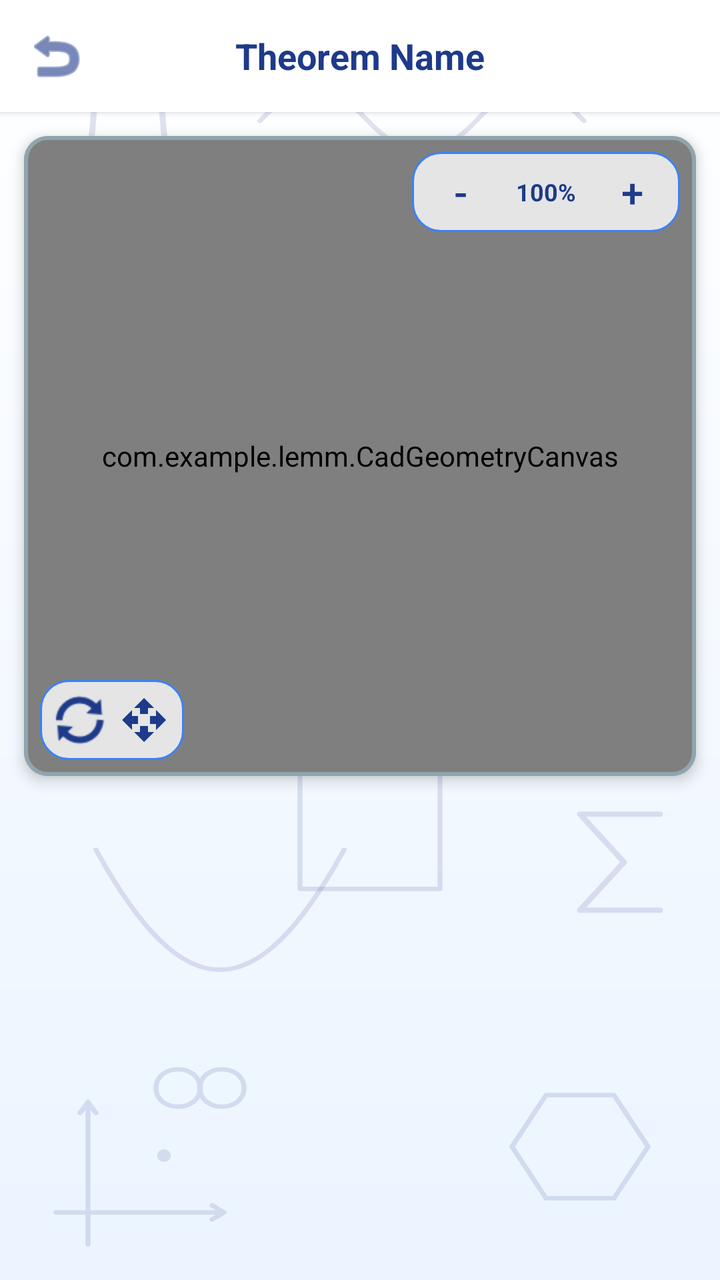
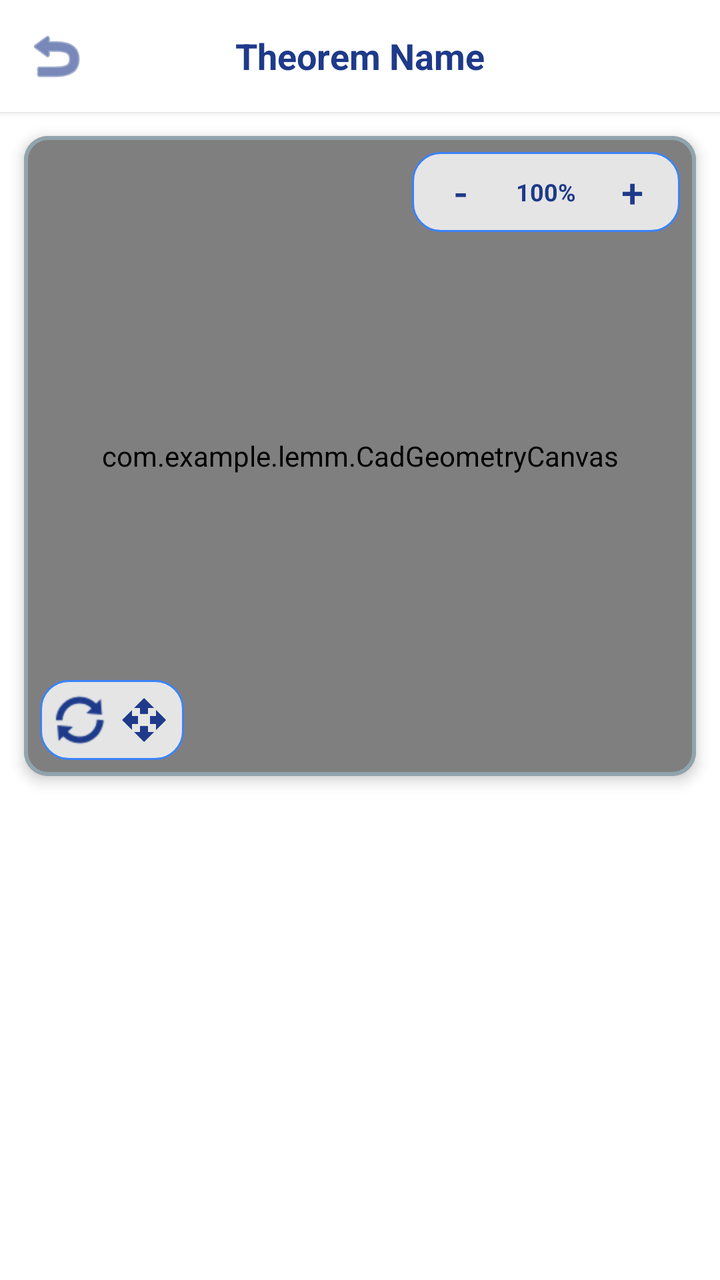

The first picture is an Android layout as it rendered before a commit; the second is the same layout after the commit. The layout source and the unified diff follow.
<!-- AndroidManifest.xml: application theme Theme.MaterialComponents.DayNight.NoActionBar -->
<!-- res/layout/activity_grade_curriculum.xml -->
<?xml version="1.0" encoding="utf-8"?>
<LinearLayout xmlns:android="http://schemas.android.com/apk/res/android"
    xmlns:app="http://schemas.android.com/apk/res-auto"
    android:layout_width="match_parent"
    android:layout_height="match_parent"
    android:orientation="vertical"
    android:background="@drawable/bg_gradient_light">

    
    <RelativeLayout
        android:layout_width="match_parent"
        android:layout_height="wrap_content"
        android:background="@color/surface_white"
        android:elevation="2dp"
        android:padding="12dp">
        <ImageButton
            android:id="@+id/btnBack"
            android:layout_width="32dp"
            android:layout_height="32dp"
            android:background="?attr/selectableItemBackgroundBorderless"
            android:src="@android:drawable/ic_menu_revert"
            app:tint="@color/main_blue" />
        <TextView
            android:id="@+id/tvGradeTitle"
            android:layout_width="wrap_content"
            android:layout_height="wrap_content"
            android:layout_centerInParent="true"
            android:text="Theorem Name"
            android:textColor="@color/main_blue"
            android:textSize="18sp"
            android:textStyle="bold" />
    </RelativeLayout>

    
    <com.google.android.material.card.MaterialCardView
        android:layout_width="match_parent"
        android:layout_height="320dp"
        android:layout_margin="12dp"
        app:cardCornerRadius="12dp"
        app:cardElevation="4dp"
        app:strokeColor="#90A4AE"
        app:strokeWidth="2dp">

        <FrameLayout
            android:layout_width="match_parent"
            android:layout_height="match_parent">

            <com.example.lemm.CadGeometryCanvas
                android:id="@+id/curriculumCanvas"
                android:layout_width="match_parent"
                android:layout_height="match_parent"
                android:background="@color/canvas_bg" />

            <com.example.lemm.GeometryCanvas3D
                android:id="@+id/curriculumCanvas3D"
                android:layout_width="match_parent"
                android:layout_height="match_parent"
                android:background="@color/canvas_bg"
                android:visibility="gone" />

            
            <LinearLayout
                android:id="@+id/rotationControls"
                android:layout_width="wrap_content"
                android:layout_height="wrap_content"
                android:layout_gravity="bottom|start"
                android:layout_marginStart="8dp"
                android:layout_marginBottom="48dp"
                android:background="@drawable/floating_controls_bg"
                android:orientation="vertical"
                android:padding="2dp"
                android:visibility="gone">
                <LinearLayout android:layout_width="wrap_content" android:layout_height="wrap_content">
                    <Button android:id="@+id/btnRotXMinus" style="@style/Widget.MaterialComponents.Button.TextButton" android:layout_width="36dp" android:layout_height="36dp" android:text="-X" android:textSize="10sp" />
                    <Button android:id="@+id/btnRotXPlus" style="@style/Widget.MaterialComponents.Button.TextButton" android:layout_width="36dp" android:layout_height="36dp" android:text="+X" android:textSize="10sp" />
                </LinearLayout>
                <LinearLayout android:layout_width="wrap_content" android:layout_height="wrap_content">
                    <Button android:id="@+id/btnRotYMinus" style="@style/Widget.MaterialComponents.Button.TextButton" android:layout_width="36dp" android:layout_height="36dp" android:text="-Y" android:textSize="10sp" />
                    <Button android:id="@+id/btnRotYPlus" style="@style/Widget.MaterialComponents.Button.TextButton" android:layout_width="36dp" android:layout_height="36dp" android:text="+Y" android:textSize="10sp" />
                </LinearLayout>
                <LinearLayout android:layout_width="wrap_content" android:layout_height="wrap_content">
                    <Button android:id="@+id/btnRotZMinus" style="@style/Widget.MaterialComponents.Button.TextButton" android:layout_width="36dp" android:layout_height="36dp" android:text="-Z" android:textSize="10sp" />
                    <Button android:id="@+id/btnRotZPlus" style="@style/Widget.MaterialComponents.Button.TextButton" android:layout_width="36dp" android:layout_height="36dp" android:text="+Z" android:textSize="10sp" />
                </LinearLayout>
            </LinearLayout>

            <LinearLayout
                android:layout_width="wrap_content"
                android:layout_height="wrap_content"
                android:layout_gravity="bottom|start"
                android:layout_marginStart="8dp"
                android:layout_marginBottom="8dp"
                android:background="@drawable/floating_controls_bg"
                android:orientation="horizontal"
                android:padding="4dp">
                <ImageButton android:id="@+id/btnResetView" android:layout_width="32dp" android:layout_height="32dp" android:background="?attr/selectableItemBackgroundBorderless" android:src="@android:drawable/ic_popup_sync" app:tint="@color/main_blue" />
                <ImageButton android:id="@+id/btnToggleTool" android:layout_width="32dp" android:layout_height="32dp" android:background="?attr/selectableItemBackgroundBorderless" android:src="@drawable/ic_move" app:tint="@color/main_blue" />
            </LinearLayout>

            <LinearLayout
                android:layout_width="wrap_content"
                android:layout_height="wrap_content"
                android:layout_gravity="top|end"
                android:layout_margin="8dp"
                android:background="@drawable/floating_controls_bg"
                android:orientation="horizontal"
                android:paddingHorizontal="4dp"
                android:gravity="center_vertical">
                <Button android:id="@+id/btnZoomOut" style="@style/Widget.MaterialComponents.Button.TextButton" android:layout_width="40dp" android:layout_height="40dp" android:insetTop="0dp" android:insetBottom="0dp" android:text="-" android:textColor="@color/main_blue" android:textSize="20sp" />
                <TextView android:id="@+id/tvZoomPercent" android:layout_width="wrap_content" android:layout_height="wrap_content" android:paddingHorizontal="8dp" android:text="100%" android:textColor="@color/main_blue" android:textSize="12sp" android:textStyle="bold" />
                <Button android:id="@+id/btnZoomIn" style="@style/Widget.MaterialComponents.Button.TextButton" android:layout_width="40dp" android:layout_height="40dp" android:insetTop="0dp" android:insetBottom="0dp" android:text="+" android:textColor="@color/main_blue" android:textSize="20sp" />
            </LinearLayout>

        </FrameLayout>
    </com.google.android.material.card.MaterialCardView>

    
    <ScrollView
        android:layout_width="match_parent"
        android:layout_height="match_parent"
        android:padding="12dp"
        android:clipToPadding="false"
        android:paddingBottom="40dp">

        <LinearLayout
            android:layout_width="match_parent"
            android:layout_height="wrap_content"
            android:orientation="vertical">

            
            <LinearLayout
                android:id="@+id/theoremSections"
                android:layout_width="match_parent"
                android:layout_height="wrap_content"
                android:orientation="vertical"
                android:layout_marginBottom="12dp"/>

            
            <com.google.android.material.card.MaterialCardView
                android:id="@+id/quizCard"
                android:layout_width="match_parent"
                android:layout_height="wrap_content"
                app:cardCornerRadius="16dp"
                app:cardElevation="4dp"
                app:cardBackgroundColor="@color/surface_white"
                app:strokeColor="@color/primary_light"
                app:strokeWidth="1dp"
                android:layout_marginBottom="24dp"
                android:visibility="gone">

                <LinearLayout
                    android:layout_width="match_parent"
                    android:layout_height="wrap_content"
                    android:orientation="vertical"
                    android:padding="20dp">

                    <TextView
                        android:layout_width="wrap_content"
                        android:layout_height="wrap_content"
                        android:text="@string/knowledge_check"
                        android:textColor="@color/primary"
                        android:textSize="14sp"
                        android:textStyle="bold"
                        android:letterSpacing="0.05"
                        android:layout_marginBottom="8dp"/>

                    <TextView
                        android:id="@+id/tvQuizQuestion"
                        android:layout_width="match_parent"
                        android:layout_height="wrap_content"
                        android:text="Question goes here?"
                        android:textColor="@color/text_title"
                        android:textSize="16sp"
                        android:layout_marginBottom="16dp"/>

                    <LinearLayout
                        android:layout_width="match_parent"
                        android:layout_height="wrap_content"
                        android:orientation="horizontal"
                        android:gravity="center_vertical">

                        <com.google.android.material.textfield.TextInputLayout
                            style="@style/Widget.MaterialComponents.TextInputLayout.OutlinedBox"
                            android:layout_width="0dp"
                            android:layout_height="wrap_content"
                            android:layout_weight="1"
                            android:layout_marginEnd="12dp"
                            app:boxCornerRadiusTopStart="12dp"
                            app:boxCornerRadiusTopEnd="12dp"
                            app:boxCornerRadiusBottomStart="12dp"
                            app:boxCornerRadiusBottomEnd="12dp">

                            <com.google.android.material.textfield.TextInputEditText
                                android:id="@+id/etQuizAnswer"
                                android:layout_width="match_parent"
                                android:layout_height="wrap_content"
                                android:hint="@string/type_answer"
                                android:inputType="numberDecimal|numberSigned"
                                android:maxLines="1"/>
                        </com.google.android.material.textfield.TextInputLayout>

                        <com.google.android.material.button.MaterialButton
                            android:id="@+id/btnCheckAnswer"
                            android:layout_width="wrap_content"
                            android:layout_height="55dp"
                            android:text="@string/check_answer"
                            app:cornerRadius="12dp"
                            app:backgroundTint="@color/primary"/>
                    </LinearLayout>

                    <TextView
                        android:id="@+id/tvQuizFeedback"
                        android:layout_width="match_parent"
                        android:layout_height="wrap_content"
                        android:layout_marginTop="12dp"
                        android:textSize="15sp"
                        android:textStyle="bold"
                        android:visibility="gone"/>

                </LinearLayout>
            </com.google.android.material.card.MaterialCardView>

        </LinearLayout>
    </ScrollView>
</LinearLayout>
<!-- resources referenced by this layout -->
<resources>
  <color name="canvas_bg">#FDFEFE</color>
  <color name="main_blue">#1E3A8A</color>
  <color name="primary">#1E3A8A</color>
  <color name="primary_light">#3B82F6</color>
  <color name="surface_white">#FFFFFF</color>
  <color name="text_title">#0F172A</color>
  <!-- drawable bg_gradient_light (drawable) -->
  <?xml version="1.0" encoding="utf-8"?>
  <layer-list xmlns:android="http://schemas.android.com/apk/res/android">
      <item>
          <shape>
              <gradient
                  android:startColor="@color/grad_top"
                  android:endColor="@color/grad_bottom"
                  android:angle="270" />
          </shape>
      </item>
      <item android:drawable="@drawable/bg_geometry_pattern" />
  </layer-list>
  <!-- drawable floating_controls_bg (drawable) -->
  <?xml version="1.0" encoding="utf-8"?>
  <shape xmlns:android="http://schemas.android.com/apk/res/android">
      <solid android:color="@color/field_bg" />
      <corners android:radius="14dp" />
      <stroke android:width="1dp" android:color="@color/primary_light" />
  </shape>
  <!-- drawable ic_move (drawable) -->
  <vector xmlns:android="http://schemas.android.com/apk/res/android"
      android:width="24dp"
      android:height="24dp"
      android:viewportWidth="24"
      android:viewportHeight="24">
      <path
          android:fillColor="#000000"
          android:pathData="M10,9h4V6h3l-5,-5L7,6h3v3zm-1,1H6V7l-5,5 5,5v-3h3v-4zm14,2l-5,-5v3h-3v4h3v3l5,-5zm-9,3h-4v3H7l5,5 5,-5h-3v-3z"/>
  </vector>
  <string name="check_answer">Check</string>
  <string name="knowledge_check">KNOWLEDGE CHECK</string>
  <string name="type_answer">Type answer (number)</string>
  <color name="grad_top">#FFFFFF</color>
  <color name="grad_bottom">#EBF4FF</color>
  <!-- drawable bg_geometry_pattern: vector/xml drawable (drawable, 4289 chars, omitted) -->
  <color name="field_bg">#CCFFFFFF</color>
</resources>

<!-- the commit's change to res/layout/activity_grade_curriculum.xml (unified diff, before → after) -->
@@ -4,7 +4,7 @@
     android:layout_width="match_parent"
     android:layout_height="match_parent"
     android:orientation="vertical"
-    android:background="@drawable/bg_gradient_light">
+    android:background="?attr/appScreenBg">
 
     
     <RelativeLayout
@@ -142,7 +142,7 @@
                 android:layout_height="wrap_content"
                 app:cardCornerRadius="16dp"
                 app:cardElevation="4dp"
-                app:cardBackgroundColor="@color/surface_white"
+                app:cardBackgroundColor="?attr/appCardFill"
                 app:strokeColor="@color/primary_light"
                 app:strokeWidth="1dp"
                 android:layout_marginBottom="24dp"
<!-- resource entries referenced after the edit -->
@@ -6,19 +6,6 @@
   <color name="primary_light">#3B82F6</color>
   <color name="surface_white">#FFFFFF</color>
   <color name="text_title">#0F172A</color>
-  <!-- drawable bg_gradient_light (drawable) -->
-  <?xml version="1.0" encoding="utf-8"?>
-  <layer-list xmlns:android="http://schemas.android.com/apk/res/android">
-      <item>
-          <shape>
-              <gradient
-                  android:startColor="@color/grad_top"
-                  android:endColor="@color/grad_bottom"
-                  android:angle="270" />
-          </shape>
-      </item>
-      <item android:drawable="@drawable/bg_geometry_pattern" />
-  </layer-list>
   <!-- drawable floating_controls_bg (drawable) -->
   <?xml version="1.0" encoding="utf-8"?>
   <shape xmlns:android="http://schemas.android.com/apk/res/android">
@@ -39,9 +26,6 @@
   <string name="check_answer">Check</string>
   <string name="knowledge_check">KNOWLEDGE CHECK</string>
   <string name="type_answer">Type answer (number)</string>
-  <color name="grad_top">#FFFFFF</color>
-  <color name="grad_bottom">#EBF4FF</color>
-  <!-- drawable bg_geometry_pattern: vector/xml drawable (drawable, 4289 chars, omitted) -->
   <color name="field_bg">#CCFFFFFF</color>
 </resources>
 
